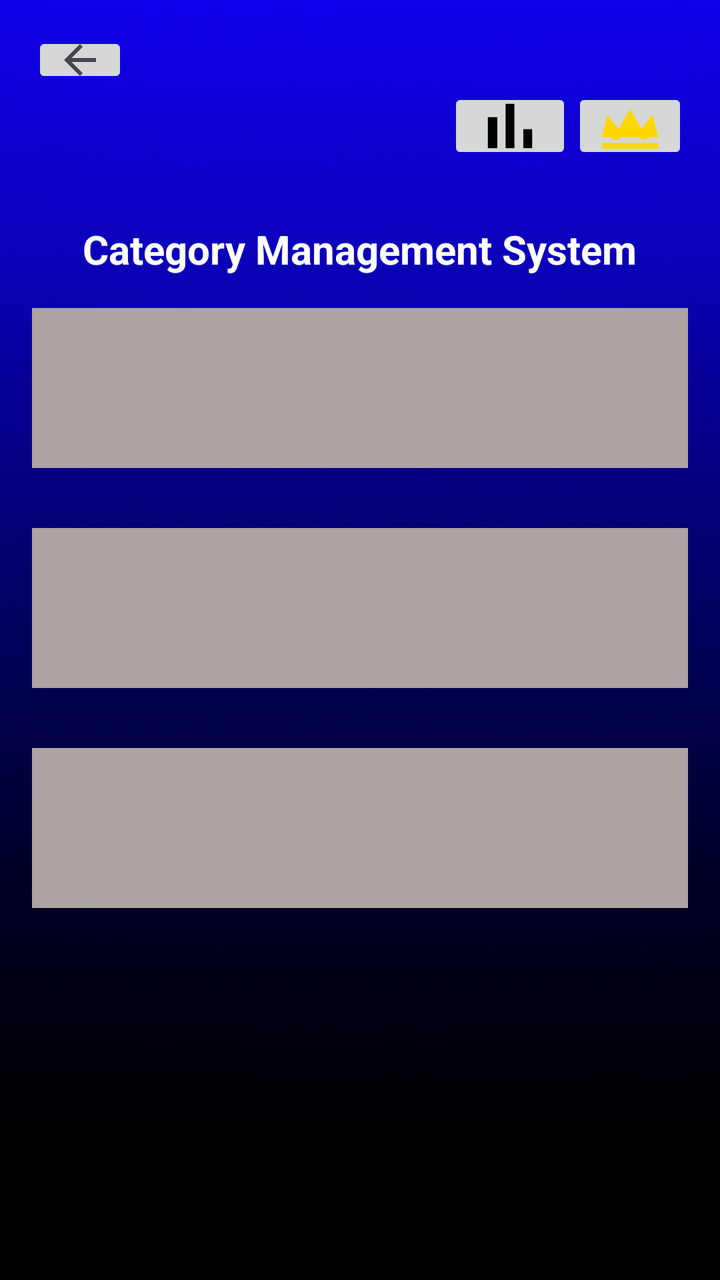
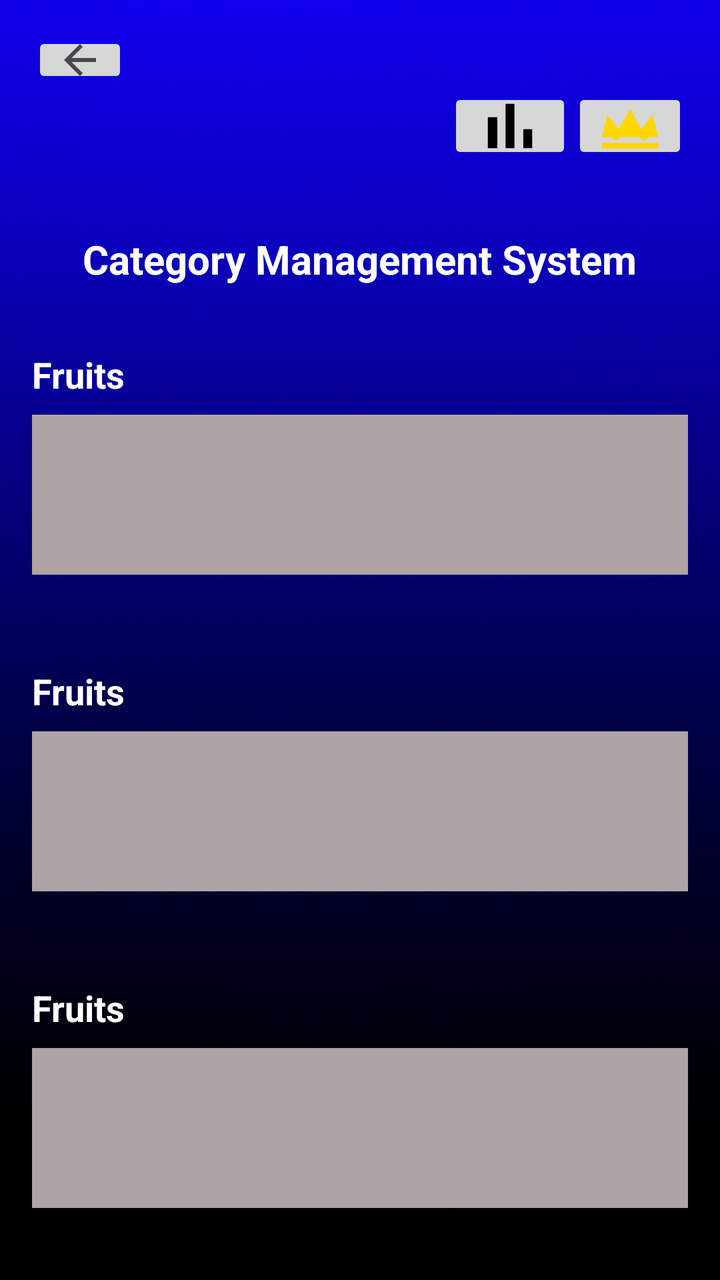

Two renders of the same Android screen: before a commit and after it. Below are the layout's source before the change and the commit's diff.
<!-- AndroidManifest.xml: application theme Theme.CashUp -->
<!-- res/layout/activity_category_management_view.xml -->
<?xml version="1.0" encoding="utf-8"?>
<LinearLayout xmlns:android="http://schemas.android.com/apk/res/android"
    xmlns:app="http://schemas.android.com/apk/res-auto"
    xmlns:tools="http://schemas.android.com/tools"
    android:id="@+id/main"
    android:layout_width="match_parent"
    android:layout_height="match_parent"
    android:background="#FFFFFF"
    android:fadingEdge="none"
    tools:context=".categoryManagementView">

    <LinearLayout
        android:layout_width="match_parent"
        android:layout_height="wrap_content"
        android:background="@drawable/background"
        android:orientation="vertical"
        android:padding="16dp">

        <LinearLayout
            android:layout_width="wrap_content"
            android:layout_height="28dp"
            android:orientation="horizontal">

            <ImageButton
                android:id="@+id/backButton"
                android:layout_width="wrap_content"
                android:layout_height="match_parent"
                app:srcCompat="?attr/actionModeCloseDrawable" />
        </LinearLayout>

        <LinearLayout
            android:layout_width="wrap_content"
            android:layout_height="38dp"
            android:layout_gravity="end"
            android:orientation="horizontal">

            <ImageButton
                android:id="@+id/stats"
                android:layout_width="wrap_content"
                android:layout_height="wrap_content"
                app:srcCompat="@drawable/ic_stats" />

            <ImageButton
                android:id="@+id/crown"
                android:layout_width="wrap_content"
                android:layout_height="match_parent"
                android:layout_gravity="end"
                app:srcCompat="@drawable/ic_crown" />
        </LinearLayout>

        <Space
            android:layout_width="match_parent"
            android:layout_height="29dp" />

        <TextView
            android:id="@+id/title"
            android:layout_width="wrap_content"
            android:layout_height="wrap_content"
            android:layout_gravity="center"
            android:layout_marginBottom="16dp"
            android:text="Category Management System"
            android:textColor="@color/white"
            android:textSize="20sp"
            android:textStyle="bold" />

        <androidx.recyclerview.widget.RecyclerView
            android:layout_width="match_parent"
            android:layout_height="80dp"
            android:layout_gravity="center_vertical"
            android:background="#ADA4A3"
            android:contextClickable="false"
            android:outlineProvider="none" />

        <Space
            android:layout_width="match_parent"
            android:layout_height="30dp" />

        <androidx.recyclerview.widget.RecyclerView
            android:layout_width="match_parent"
            android:layout_height="80dp"
            android:background="#ADA4A3" />

        <Space
            android:layout_width="match_parent"
            android:layout_height="30dp" />

        <androidx.recyclerview.widget.RecyclerView
            android:layout_width="match_parent"
            android:layout_height="80dp"
            android:background="#ADA4A3" />


    </LinearLayout>
    </LinearLayout>
<!-- resources referenced by this layout -->
<resources>
  <color name="white">#FFFFFFFF</color>
  <!-- drawable background: png bitmap (drawable, 768113 bytes) -->
  <!-- drawable ic_crown (drawable) -->
  <vector xmlns:android="http://schemas.android.com/apk/res/android"
      android:width="34dp"
      android:height="34dp"
      android:viewportWidth="24"
      android:viewportHeight="24"
      android:tint="#FFD700">
  
      
      <path
          android:fillColor="#FFD700"
          android:pathData="M2,16L4,8L8,13L12,6L16,13L20,8L22,16L2,16Z"/>
  
      
      <path
          android:fillColor="#FFD700"
          android:pathData="M2,18H22V20H2V18Z"/>
  
      
      <path
          android:fillColor="#FF0000"
          android:pathData="M8.5,15.5a1.5,1.5 0 1,1 -3,0a1.5,1.5 0 1,1 3,0"/>
  
      
      <path
          android:fillColor="#00BFFF"
          android:pathData="M13,13a2,2 0 1,1 -4,0a2,2 0 1,1 4,0"/>
  
      
      <path
          android:fillColor="#00FF00"
          android:pathData="M18.5,15.5a1.5,1.5 0 1,1 -3,0a1.5,1.5 0 1,1 3,0"/>
  </vector>
  <!-- drawable ic_stats (drawable) -->
  <vector xmlns:android="http://schemas.android.com/apk/res/android"
      android:width="38dp"
      android:height="38dp"
      android:viewportWidth="24"
      android:viewportHeight="24">
  
      <path
          android:fillColor="#000000"
          android:pathData="M5,9.2h3L8,19L5,19zM10.6,5h2.8v14h-2.8zM16.2,13L19,13v6h-2.8z"/>
  </vector>
  <style name="Theme.CashUp" parent="Base.Theme.CashUp" />
  <style name="Base.Theme.CashUp" parent="Theme.Material3.DayNight.NoActionBar">
          
          
      </style>
</resources>

<!-- the commit's change to res/layout/activity_category_management_view.xml (unified diff, before → after) -->
@@ -50,7 +50,7 @@
 
         <Space
             android:layout_width="match_parent"
-            android:layout_height="29dp" />
+            android:layout_height="34dp" />
 
         <TextView
             android:id="@+id/title"
@@ -63,7 +63,18 @@
             android:textSize="20sp"
             android:textStyle="bold" />
 
+        <TextView
+            android:layout_width="wrap_content"
+            android:layout_height="wrap_content"
+            android:text="Fruits"
+            android:textSize="18sp"
+            android:textStyle="bold"
+            android:textColor="@color/white"
+            android:layout_marginTop="16dp"
+            android:layout_marginBottom="8dp" />
+
         <androidx.recyclerview.widget.RecyclerView
+            android:id="@+id/Category1"
             android:layout_width="match_parent"
             android:layout_height="80dp"
             android:layout_gravity="center_vertical"
@@ -75,7 +86,18 @@
             android:layout_width="match_parent"
             android:layout_height="30dp" />
 
+        <TextView
+            android:layout_width="wrap_content"
+            android:layout_height="wrap_content"
+            android:text="Fruits"
+            android:textSize="18sp"
+            android:textStyle="bold"
+            android:textColor="@color/white"
+            android:layout_marginTop="16dp"
+            android:layout_marginBottom="8dp" />
+
         <androidx.recyclerview.widget.RecyclerView
+            android:id="@+id/Category2"
             android:layout_width="match_parent"
             android:layout_height="80dp"
             android:background="#ADA4A3" />
@@ -84,11 +106,20 @@
             android:layout_width="match_parent"
             android:layout_height="30dp" />
 
+        <TextView
+            android:layout_width="wrap_content"
+            android:layout_height="wrap_content"
+            android:text="Fruits"
+            android:textSize="18sp"
+            android:textStyle="bold"
+            android:textColor="@color/white"
+            android:layout_marginTop="16dp"
+            android:layout_marginBottom="8dp" />
+
         <androidx.recyclerview.widget.RecyclerView
+            android:id="@+id/Category3"
             android:layout_width="match_parent"
             android:layout_height="80dp"
             android:background="#ADA4A3" />
-
-
     </LinearLayout>
     </LinearLayout>
